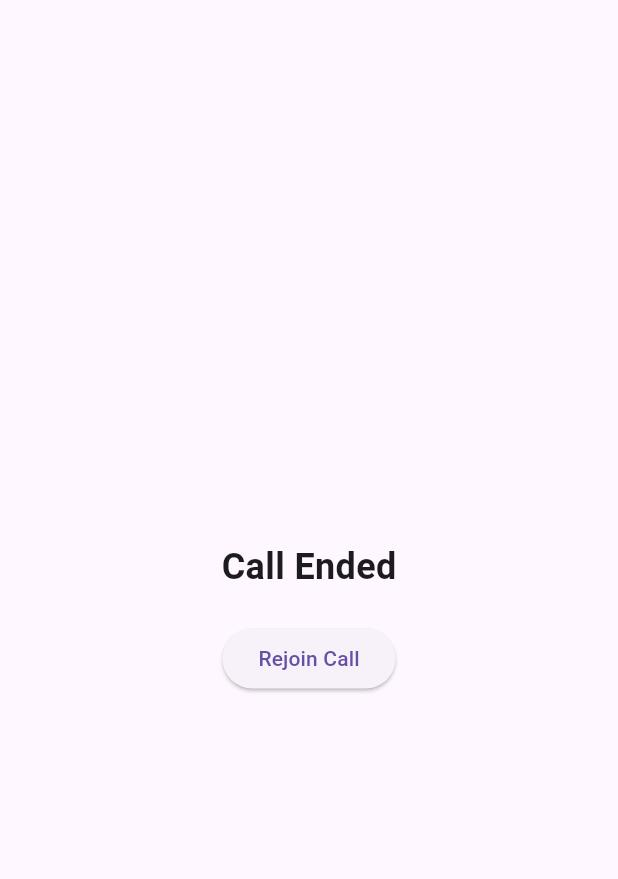
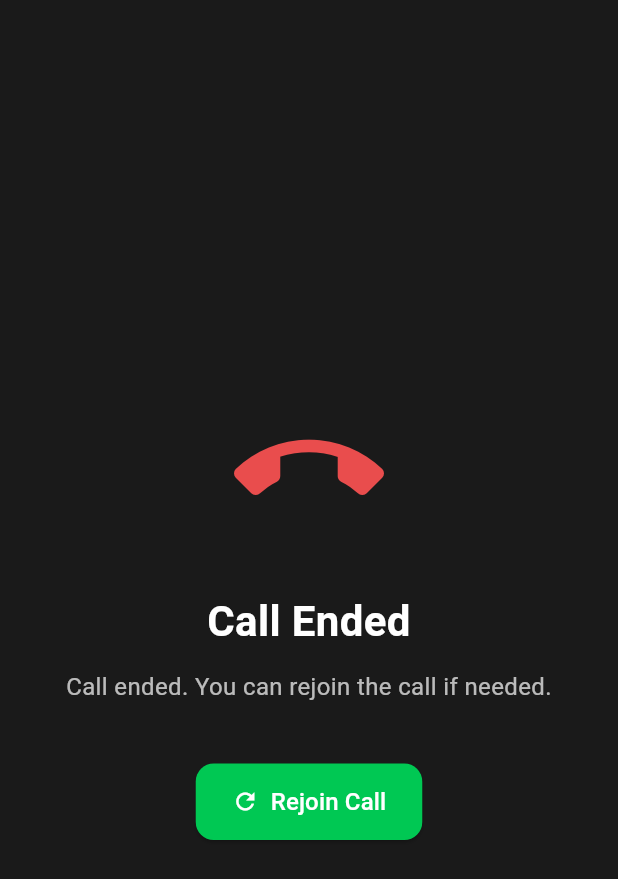
Before and after one commit to engahmed309/stream-video-app, a Flutter app: the EndCallPage screen opened directly, on a phone screen of 412 x 824 dp. Shown: the top 879 px of the screen. Run offline on Flutter 3.47's test engine with Material 3 defaults, Android fonts, the light colour scheme and no system bars; our stand-ins replace flutter_bloc; missing offline and left inert: stream_video_flutter.

Commit message:
UI Enhancement

```diff
--- a/lib/main.dart
+++ b/lib/main.dart
@@ -6,7 +6,6 @@
 
 void main() async {
   WidgetsFlutterBinding.ensureInitialized();
-
   StreamVideo(
     apiKey,
     user: User.regular(userId: userId, role: 'admin', name: "user $userName"),
--- a/lib/views/call_screen.dart
+++ b/lib/views/call_screen.dart
@@ -14,7 +14,9 @@ class CallPage extends StatelessWidget {
     return BlocProvider(
       create: (_) => MakeCallCubit()..joinCall(),
       child: Scaffold(
-        body: BlocBuilder<MakeCallCubit, MakeCallState>(
+        backgroundColor: Colors.black,
+        body: SafeArea(
+          child: BlocBuilder<MakeCallCubit, MakeCallState>(
             builder: (context, state) {
               if (state is CallLoading) {
                 return const Center(child: CircularProgressIndicator());
@@ -82,6 +84,7 @@ class CallPage extends StatelessWidget {
             },
           ),
         ),
+      ),
     );
   }
 }
--- a/lib/views/end_call_screen.dart
+++ b/lib/views/end_call_screen.dart
@@ -6,26 +6,63 @@ class EndCallPage extends StatelessWidget {
 
   @override
   Widget build(BuildContext context) {
-    return Scaffold(
+    return SafeArea(
+      child: Scaffold(
+        backgroundColor: const Color(0xFF1A1A1A),
         body: Center(
+          child: Padding(
+            padding: const EdgeInsets.symmetric(horizontal: 32),
             child: Column(
               mainAxisAlignment: MainAxisAlignment.center,
               children: [
+                Icon(
+                  Icons.call_end,
+                  size: 100,
+                  color: Colors.redAccent.withOpacity(0.9),
+                ),
+                const SizedBox(height: 30),
                 const Text(
-              'Call Ended',
-              style: TextStyle(fontSize: 24, fontWeight: FontWeight.bold),
+                  "Call Ended",
+                  style: TextStyle(
+                    color: Colors.white,
+                    fontSize: 28,
+                    fontWeight: FontWeight.bold,
                   ),
-            const SizedBox(height: 20),
-            ElevatedButton(
+                  textAlign: TextAlign.center,
+                ),
+                const SizedBox(height: 12),
+                Text(
+                  "Call ended. You can rejoin the call if needed.",
+                  style: TextStyle(color: Colors.white70, fontSize: 16),
+                  textAlign: TextAlign.center,
+                ),
+                const SizedBox(height: 40),
+                ElevatedButton.icon(
                   onPressed: () {
                     Navigator.pushReplacement(
                       context,
                       MaterialPageRoute(builder: (_) => const CallPage()),
                     );
                   },
-              child: const Text('Rejoin Call'),
+                  style: ElevatedButton.styleFrom(
+                    backgroundColor: Colors.greenAccent.shade700,
+                    padding: const EdgeInsets.symmetric(
+                      horizontal: 24,
+                      vertical: 14,
+                    ),
+                    shape: RoundedRectangleBorder(
+                      borderRadius: BorderRadius.circular(12),
+                    ),
+                  ),
+                  icon: const Icon(Icons.refresh, color: Colors.white),
+                  label: const Text(
+                    'Rejoin Call',
+                    style: TextStyle(color: Colors.white, fontSize: 16),
+                  ),
                 ),
               ],
+            ),
+          ),
         ),
       ),
     );
```
Lines whose indentation alone changed are shown as unchanged.
